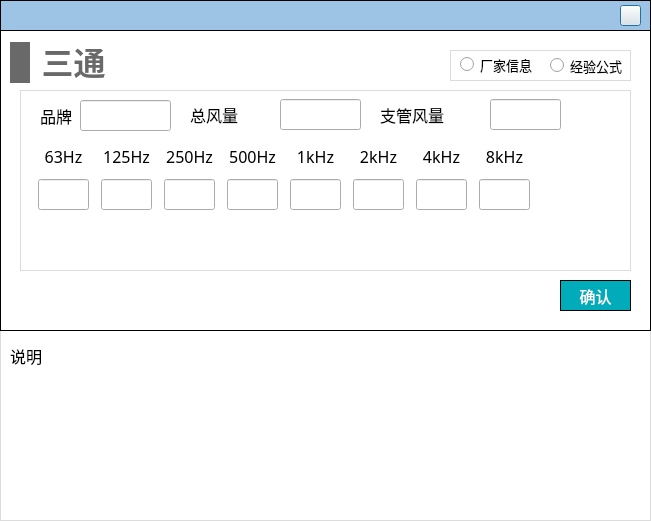
This is NoiseCalSoft/inputDialog/dialog_tee.ui in haobana/NoiCal as Qt 5 draws it before an edit. The edited form follows.
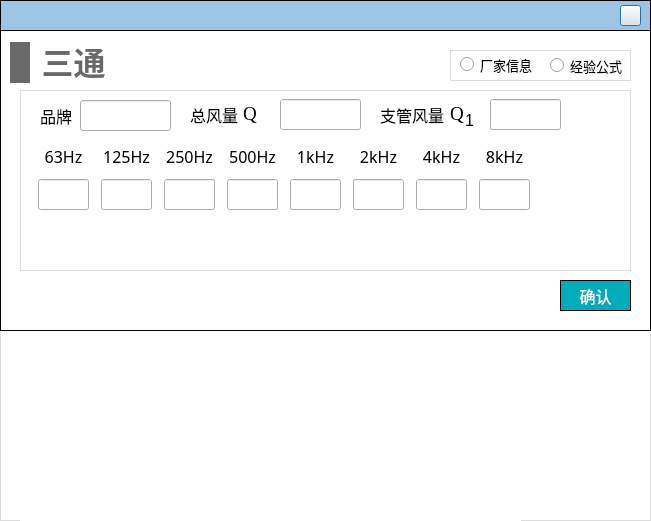
This is the edited form. Icons and pictures are not drawn.

```diff
--- a/NoiseCalSoft/inputDialog/dialog_tee.ui
+++ b/NoiseCalSoft/inputDialog/dialog_tee.ui
@@ -612,22 +612,6 @@
         </rect>
        </property>
       </widget>
-      <widget class="QLabel" name="label">
-       <property name="geometry">
-        <rect>
-         <x>65</x>
-         <y>0</y>
-         <width>21</width>
-         <height>31</height>
-        </rect>
-       </property>
-       <property name="styleSheet">
-        <string notr="true">border-image: url(:/images/image/Q.jpg);</string>
-       </property>
-       <property name="text">
-        <string/>
-       </property>
-      </widget>
       <widget class="QLabel" name="label_13">
        <property name="geometry">
         <rect>
@@ -647,22 +631,6 @@
         <string>支管风量</string>
        </property>
       </widget>
-      <widget class="QLabel" name="label_2">
-       <property name="geometry">
-        <rect>
-         <x>270</x>
-         <y>0</y>
-         <width>31</width>
-         <height>31</height>
-        </rect>
-       </property>
-       <property name="styleSheet">
-        <string notr="true">border-image: url(:/images/image/Q1.jpg);</string>
-       </property>
-       <property name="text">
-        <string/>
-       </property>
-      </widget>
       <widget class="QLabel" name="label_15">
        <property name="geometry">
         <rect>
@@ -682,6 +650,67 @@
         <string>总风量</string>
        </property>
       </widget>
+      <widget class="QLabel" name="label">
+       <property name="geometry">
+        <rect>
+         <x>63</x>
+         <y>0</y>
+         <width>21</width>
+         <height>31</height>
+        </rect>
+       </property>
+       <property name="font">
+        <font>
+         <family>Times New Roman</family>
+         <pointsize>15</pointsize>
+         <italic>false</italic>
+         <bold>false</bold>
+        </font>
+       </property>
+       <property name="styleSheet">
+        <string notr="true">font: 15pt &quot;Times New Roman&quot;;</string>
+       </property>
+       <property name="text">
+        <string>&lt;html&gt;&lt;head/&gt;&lt;body&gt;&lt;p&gt;&lt;span style=&quot; font-size:14pt;&quot;&gt;Q&lt;/span&gt;&lt;/p&gt;&lt;/body&gt;&lt;/html&gt;</string>
+       </property>
+      </widget>
+      <widget class="QLabel" name="label_6">
+       <property name="geometry">
+        <rect>
+         <x>270</x>
+         <y>0</y>
+         <width>21</width>
+         <height>31</height>
+        </rect>
+       </property>
+       <property name="font">
+        <font>
+         <family>Times New Roman</family>
+         <pointsize>15</pointsize>
+         <italic>false</italic>
+         <bold>false</bold>
+        </font>
+       </property>
+       <property name="styleSheet">
+        <string notr="true">font: 15pt &quot;Times New Roman&quot;;</string>
+       </property>
+       <property name="text">
+        <string>&lt;html&gt;&lt;head/&gt;&lt;body&gt;&lt;p&gt;&lt;span style=&quot; font-size:14pt;&quot;&gt;Q&lt;/span&gt;&lt;/p&gt;&lt;/body&gt;&lt;/html&gt;</string>
+       </property>
+      </widget>
+      <widget class="QLabel" name="label_17">
+       <property name="geometry">
+        <rect>
+         <x>285</x>
+         <y>13</y>
+         <width>16</width>
+         <height>16</height>
+        </rect>
+       </property>
+       <property name="text">
+        <string>1</string>
+       </property>
+      </widget>
      </widget>
      <widget class="QWidget" name="page_known">
       <widget class="QLabel" name="label_5">
@@ -938,77 +967,20 @@
 border: 1px solid #DCDCDC;
 }</string>
      </property>
-     <widget class="QWidget" name="widget_3" native="true">
+     <widget class="QLabel" name="label_3">
       <property name="geometry">
        <rect>
-        <x>410</x>
-        <y>20</y>
-        <width>191</width>
-        <height>71</height>
-       </rect>
-      </property>
-      <property name="styleSheet">
-       <string notr="true">border-image: url(:/images/image/三通公式.jpg);
-border-image: url(:/images/image/tee_formula.jpg);</string>
-      </property>
-     </widget>
-     <widget class="QWidget" name="widget_4" native="true">
-      <property name="geometry">
-       <rect>
-        <x>410</x>
-        <y>110</y>
-        <width>161</width>
-        <height>31</height>
-       </rect>
-      </property>
-      <property name="styleSheet">
-       <string notr="true">border-image: url(:/images/image/tee_formula_descr2.jpg);</string>
-      </property>
-     </widget>
-     <widget class="QWidget" name="widget_5" native="true">
-      <property name="geometry">
-       <rect>
-        <x>410</x>
-        <y>150</y>
-        <width>191</width>
-        <height>31</height>
-       </rect>
-      </property>
-      <property name="styleSheet">
-       <string notr="true">border-image: url(:/images/image/三通公式说明2.jpg);
-border-image: url(:/images/image/tee_formula_descr1.jpg);</string>
-      </property>
-     </widget>
-     <widget class="QWidget" name="widget" native="true">
-      <property name="geometry">
-       <rect>
-        <x>60</x>
-        <y>20</y>
-        <width>241</width>
-        <height>161</height>
-       </rect>
-      </property>
-      <property name="styleSheet">
-       <string notr="true">border-image: url(:/images/image/tee.png);</string>
-      </property>
-     </widget>
-     <widget class="QLabel" name="label_6">
-      <property name="geometry">
-       <rect>
-        <x>10</x>
+        <x>20</x>
         <y>10</y>
-        <width>41</width>
-        <height>31</height>
+        <width>501</width>
+        <height>181</height>
        </rect>
       </property>
-      <property name="font">
-       <font>
-        <family>黑体</family>
-        <pointsize>12</pointsize>
-       </font>
+      <property name="styleSheet">
+       <string notr="true">border-image: url(:/images/image/tee_descri.png);</string>
       </property>
       <property name="text">
-       <string>说明</string>
+       <string/>
       </property>
      </widget>
     </widget>
```
